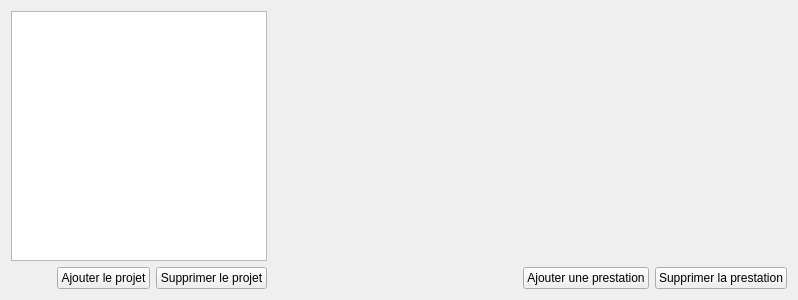
Old version of the form src/gui/widgets/contributorieswidget.ui in the repository FACT-Team/FactDev.
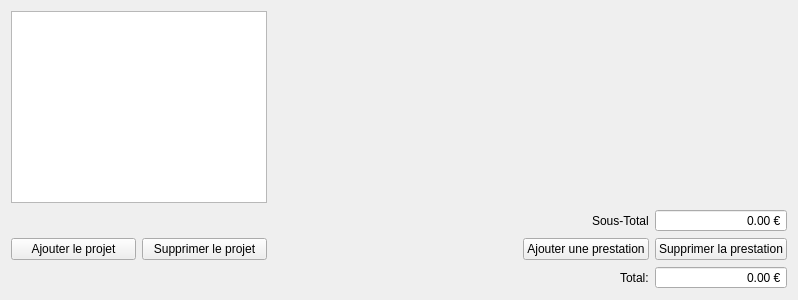
New version of the form. Icons and pictures are not drawn.

Patch:
```diff
--- a/src/gui/widgets/contributorieswidget.ui
+++ b/src/gui/widgets/contributorieswidget.ui
@@ -14,7 +14,71 @@
    <string>Form</string>
   </property>
   <layout class="QGridLayout" name="gridLayout">
-   <item row="1" column="3">
+   <item row="0" column="0" colspan="2">
+    <widget class="QTableView" name="tblProjects">
+     <property name="maximumSize">
+      <size>
+       <width>380</width>
+       <height>16777215</height>
+      </size>
+     </property>
+     <property name="selectionBehavior">
+      <enum>QAbstractItemView::SelectRows</enum>
+     </property>
+    </widget>
+   </item>
+   <item row="0" column="2" colspan="4">
+    <widget class="QStackedWidget" name="stack">
+     <property name="currentIndex">
+      <number>-1</number>
+     </property>
+    </widget>
+   </item>
+   <item row="1" column="5">
+    <widget class="QDoubleSpinBox" name="sbSubSum">
+     <property name="alignment">
+      <set>Qt::AlignRight|Qt::AlignTrailing|Qt::AlignVCenter</set>
+     </property>
+     <property name="readOnly">
+      <bool>true</bool>
+     </property>
+     <property name="buttonSymbols">
+      <enum>QAbstractSpinBox::NoButtons</enum>
+     </property>
+     <property name="specialValueText">
+      <string/>
+     </property>
+     <property name="suffix">
+      <string> €</string>
+     </property>
+     <property name="maximum">
+      <double>100000.990000000005239</double>
+     </property>
+    </widget>
+   </item>
+   <item row="2" column="0">
+    <widget class="QPushButton" name="btnAddProject">
+     <property name="text">
+      <string>Ajouter le projet</string>
+     </property>
+     <property name="icon">
+      <iconset resource="../../icons.qrc">
+       <normaloff>:/icons/img/add_project.png</normaloff>:/icons/img/add_project.png</iconset>
+     </property>
+    </widget>
+   </item>
+   <item row="2" column="1">
+    <widget class="QPushButton" name="btnRemoveProject">
+     <property name="text">
+      <string>Supprimer le projet</string>
+     </property>
+     <property name="icon">
+      <iconset resource="../../icons.qrc">
+       <normaloff>:/icons/img/remove_project.png</normaloff>:/icons/img/remove_project.png</iconset>
+     </property>
+    </widget>
+   </item>
+   <item row="2" column="2">
     <spacer name="horizontalSpacer">
      <property name="orientation">
       <enum>Qt::Horizontal</enum>
@@ -27,29 +91,7 @@
      </property>
     </spacer>
    </item>
-   <item row="1" column="2">
-    <widget class="QPushButton" name="btnRemoveProject">
-     <property name="text">
-      <string>Supprimer le projet</string>
-     </property>
-     <property name="icon">
-      <iconset resource="../../icons.qrc">
-       <normaloff>:/icons/img/remove_project.png</normaloff>:/icons/img/remove_project.png</iconset>
-     </property>
-    </widget>
-   </item>
-   <item row="1" column="5">
-    <widget class="QPushButton" name="btnRmovePrestation">
-     <property name="text">
-      <string>Supprimer la prestation</string>
-     </property>
-     <property name="icon">
-      <iconset resource="../../icons.qrc">
-       <normaloff>:/icons/img/remove_contributory.png</normaloff>:/icons/img/remove_contributory.png</iconset>
-     </property>
-    </widget>
-   </item>
-   <item row="1" column="4">
+   <item row="2" column="3" colspan="2">
     <widget class="QPushButton" name="btnAddPrestation">
      <property name="text">
       <string>Ajouter une prestation</string>
@@ -60,10 +102,10 @@
      </property>
     </widget>
    </item>
-   <item row="1" column="1">
-    <widget class="QPushButton" name="btnAddProject">
+   <item row="2" column="5">
+    <widget class="QPushButton" name="btnRmovePrestation">
      <property name="text">
-      <string>Ajouter le projet</string>
+      <string>Supprimer la prestation</string>
      </property>
      <property name="icon">
       <iconset resource="../../icons.qrc">
@@ -71,23 +113,39 @@
      </property>
     </widget>
    </item>
-   <item row="0" column="3" colspan="3">
-    <widget class="QStackedWidget" name="stack">
-     <property name="currentIndex">
-      <number>-1</number>
+   <item row="3" column="5">
+    <widget class="QDoubleSpinBox" name="sbAllSums">
+     <property name="alignment">
+      <set>Qt::AlignRight|Qt::AlignTrailing|Qt::AlignVCenter</set>
      </property>
+     <property name="readOnly">
+      <bool>true</bool>
+     </property>
+     <property name="buttonSymbols">
+      <enum>QAbstractSpinBox::NoButtons</enum>
+     </property>
+     <property name="specialValueText">
+      <string/>
+     </property>
+     <property name="suffix">
+      <string> €</string>
+     </property>
+     <property name="maximum">
+      <double>100000.990000000005239</double>
+     </property>
     </widget>
    </item>
-   <item row="0" column="0" colspan="3">
-    <widget class="QTableView" name="tblProjects">
-     <property name="maximumSize">
-      <size>
-       <width>380</width>
-       <height>16777215</height>
-      </size>
+   <item row="1" column="3" colspan="2" alignment="Qt::AlignRight">
+    <widget class="QLabel" name="label_2">
+     <property name="text">
+      <string>Sous-Total</string>
      </property>
-     <property name="selectionBehavior">
-      <enum>QAbstractItemView::SelectRows</enum>
+    </widget>
+   </item>
+   <item row="3" column="3" colspan="2" alignment="Qt::AlignRight">
+    <widget class="QLabel" name="label">
+     <property name="text">
+      <string>Total:</string>
      </property>
     </widget>
    </item>
```
Left out of the diff: 12 changed lines with no effect on the pictures.
